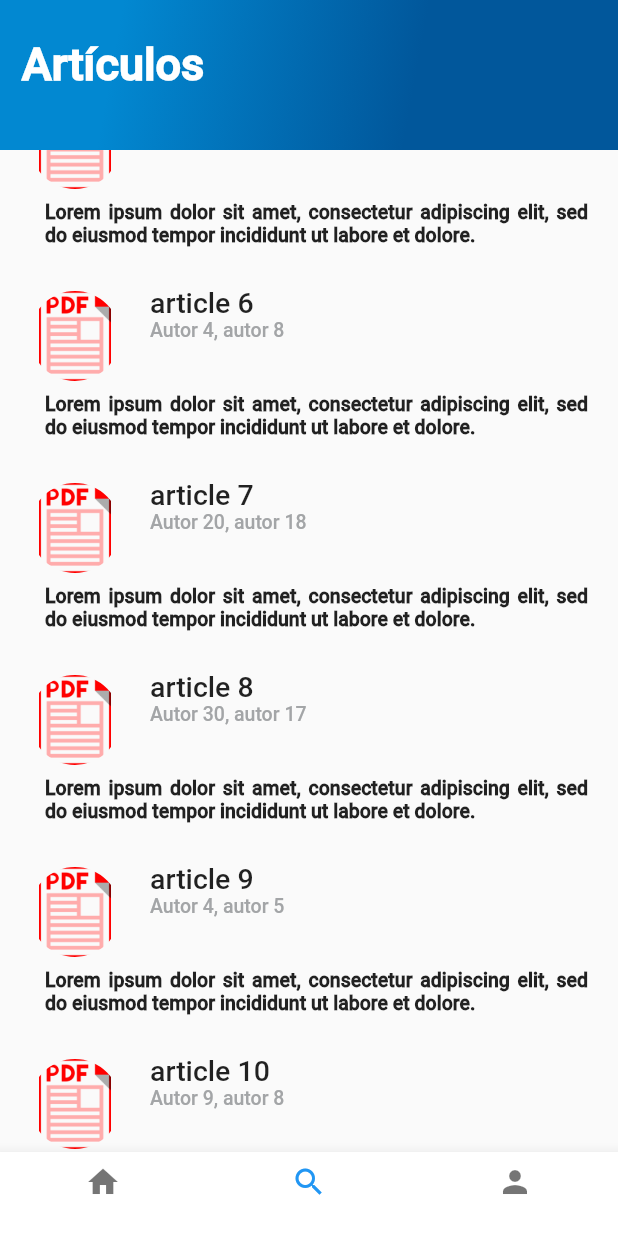
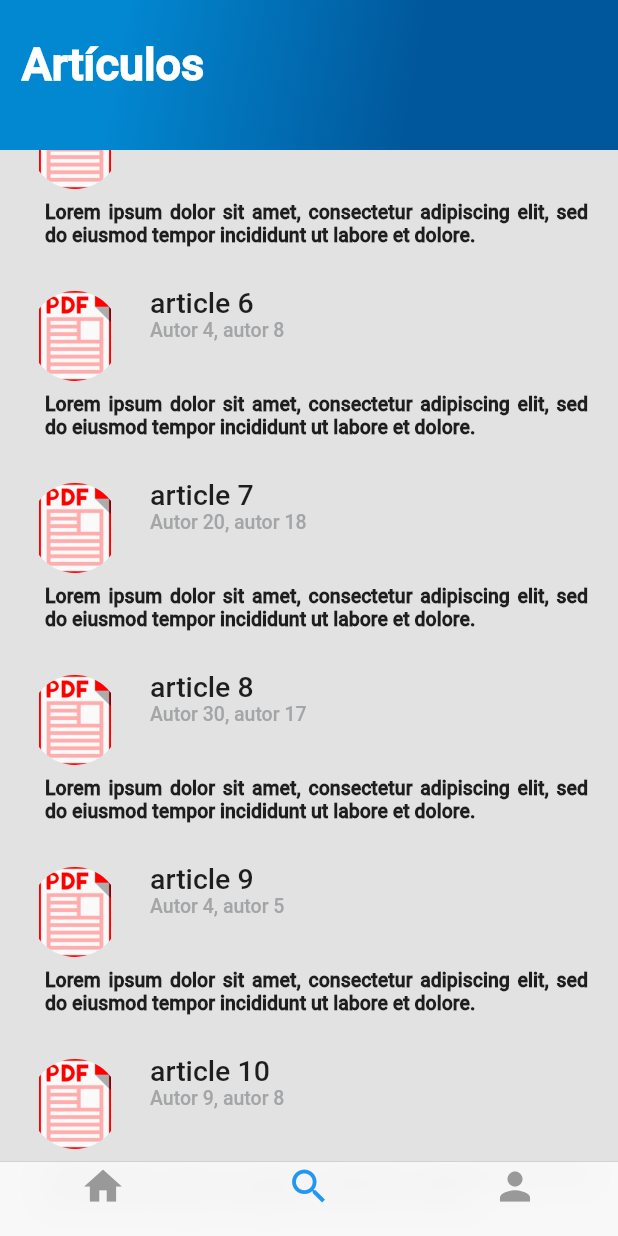
Before and after one commit to naandre/cicomApp, a Flutter app: the screen it shows after launch, item 2 of the bottom bar chosen, scrolled down 576 dp, on a phone screen of 412 x 824 dp. Run offline on Flutter 3.47's test engine with Material 2 defaults, Android fonts, the phone set to English and light mode, and no system bars; network calls fail.

Commit message:
perfil, menu bonito

```diff
--- a/lib/main.dart
+++ b/lib/main.dart
@@ -1,5 +1,5 @@
+import 'package:cicom/screens/menu_trips_cupertino.dart';
 import 'package:flutter/material.dart';
-import 'package:cicom/screens/cicom_trips.dart';
 
 void main() => runApp(MyApp());
 
@@ -13,92 +13,7 @@ class MyApp extends StatelessWidget {
       theme: ThemeData(
         primarySwatch: Colors.blue,
       ),
-      home: CicomTrips(),
+      home: MenuTripsCupertino(),
     );
   }
 }
-
-//class MyHomePage extends StatefulWidget {
-//  MyHomePage({Key key, this.title}) : super(key: key);
-//
-//  // This widget is the home page of your application. It is stateful, meaning
-//  // that it has a State object (defined below) that contains fields that affect
-//  // how it looks.
-//
-//  // This class is the configuration for the state. It holds the values (in this
-//  // case the title) provided by the parent (in this case the App widget) and
-//  // used by the build method of the State. Fields in a Widget subclass are
-//  // always marked "final".
-//
-//  final String title;
-//
-//  @override
-//  _MyHomePageState createState() => _MyHomePageState();
-//}
-//
-//class _MyHomePageState extends State<MyHomePage> {
-//  int _counter = 0;
-//
-//  void _incrementCounter() {
-//    setState(() {
-//      // This call to setState tells the Flutter framework that something has
-//      // changed in this State, which causes it to rerun the build method below
-//      // so that the display can reflect the updated values. If we changed
-//      // _counter without calling setState(), then the build method would not be
-//      // called again, and so nothing would appear to happen.
-//      _counter++;
-//    });
-//  }
-//
-//  @override
-//  Widget build(BuildContext context) {
-//    // This method is rerun every time setState is called, for instance as done
-//    // by the _incrementCounter method above.
-//    //
-//    // The Flutter framework has been optimized to make rerunning build methods
-//    // fast, so that you can just rebuild anything that needs updating rather
-//    // than having to individually change instances of widgets.
-//    return Scaffold(
-//      appBar: AppBar(
-//        // Here we take the value from the MyHomePage object that was created by
-//        // the App.build method, and use it to set our appbar title.
-//        title: Text(widget.title),
-//      ),
-//      body: Center(
-//        // Center is a layout widget. It takes a single child and positions it
-//        // in the middle of the parent.
-//        child: Column(
-//          // Column is also a layout widget. It takes a list of children and
-//          // arranges them vertically. By default, it sizes itself to fit its
-//          // children horizontally, and tries to be as tall as its parent.
-//          //
-//          // Invoke "debug painting" (press "p" in the console, choose the
-//          // "Toggle Debug Paint" action from the Flutter Inspector in Android
-//          // Studio, or the "Toggle Debug Paint" command in Visual Studio Code)
-//          // to see the wireframe for each widget.
-//          //
-//          // Column has various properties to control how it sizes itself and
-//          // how it positions its children. Here we use mainAxisAlignment to
-//          // center the children vertically; the main axis here is the vertical
-//          // axis because Columns are vertical (the cross axis would be
-//          // horizontal).
-//          mainAxisAlignment: MainAxisAlignment.center,
-//          children: <Widget>[
-//            Text(
-//              'You have pushed the button this many times:',
-//            ),
-//            Text(
-//              '$_counter',
-//              style: Theme.of(context).textTheme.display1,
-//            ),
-//          ],
-//        ),
-//      ),
-//      floatingActionButton: FloatingActionButton(
-//        onPressed: _incrementCounter,
-//        tooltip: 'Increment',
-//        child: Icon(Icons.add),
-//      ), // This trailing comma makes auto-formatting nicer for build methods.
-//    );
-//  }
-//}
--- a/lib/screens/home_trips.dart
+++ b/lib/screens/home_trips.dart
@@ -3,9 +3,7 @@ import 'package:cicom/screens/header_appbar.dart';
 import 'package:flutter/material.dart';
 
 class HomeTrips extends StatelessWidget{
-  final String descriptionText='''
-    Lorem ipsum dolor sit amet, consectetur adipiscing elit, sed do eiusmod tempor incididunt ut labore et dolore magna aliqua. Ut enim ad minim veniam, quis nostrud exercitation ullamco laboris nisi ut aliquip ex ea commodo consequat.
-    ''';
+  final String descriptionText='Lorem ipsum dolor sit amet, consectetur adipiscing elit, sed do eiusmod tempor incididunt ut labore et dolore magna aliqua. Ut enim ad minim veniam, quis nostrud exercitation ullamco laboris nisi ut aliquip ex ea commodo consequat.';
 
   @override
   Widget build(BuildContext context) {
--- a/lib/screens/cicom_trips.dart
+++ b/lib/screens/menu_trips.dart
@@ -3,15 +3,15 @@ import 'home_trips.dart';
 import 'package:cicom/screens/user/profile_trips.dart';
 import 'package:cicom/screens/articles/article_list.dart';
 
-class CicomTrips extends StatefulWidget{
+class MenuTrips extends StatefulWidget{
   @override
   State<StatefulWidget> createState() {
-    return _CicomTrips();
+    return _MenuTrips();
   }
 
 }
 
-class _CicomTrips extends State<CicomTrips>{
+class _MenuTrips extends State<MenuTrips>{
 
   int indexTap=0;
   final List<Widget> widgetsChildes=[
--- /dev/null
+++ b/lib/screens/menu_trips_cupertino.dart
@@ -0,0 +1,47 @@
+import 'package:cicom/screens/articles/article_list.dart';
+import 'package:cicom/screens/home_trips.dart';
+import 'package:cicom/screens/user/profile_trips.dart';
+import 'package:flutter/material.dart';
+import 'package:flutter/cupertino.dart';
+
+class MenuTripsCupertino extends StatelessWidget{
+  @override
+  Widget build(BuildContext context) {
+    return Scaffold(
+      bottomNavigationBar: CupertinoTabScaffold(
+          tabBar: CupertinoTabBar(
+            items: [
+              BottomNavigationBarItem(
+                  icon: Icon(Icons.home),
+                  title: Text("")
+              ),
+              BottomNavigationBarItem(
+                  icon: Icon(Icons.search),
+                  title: Text("")
+              ),
+              BottomNavigationBarItem(
+                  icon: Icon(Icons.person),
+                  title: Text("")
+              ),
+            ],
+          ),
+        // ignore: missing_return
+        tabBuilder: (BuildContext context,int index){
+            // ignore: missing_return
+            switch (index){
+              case 0:
+                return CupertinoTabView(builder: (BuildContext context)=>HomeTrips());
+                break;
+              case 1:
+                return CupertinoTabView(builder: (BuildContext context)=>ArticleList());
+                break;
+              case 2:
+                return CupertinoTabView(builder: (BuildContext context)=>ProfileTrips());
+                break;
+            }
+        },
+      ),
+    );
+  }
+
+}
```
Also changed, not shown: lib/screens/user/profile_appbar.dart (added, +14 -0 lines), lib/screens/user/profile_trips.dart (+10 -2 lines), lib/screens/auth/login.dart (added), lib/screens/auth/register.dart (added), lib/screens/auth/reset_password.dart (added), lib/screens/user/change_password.dart (added), lib/src/models/article.dart (added).
